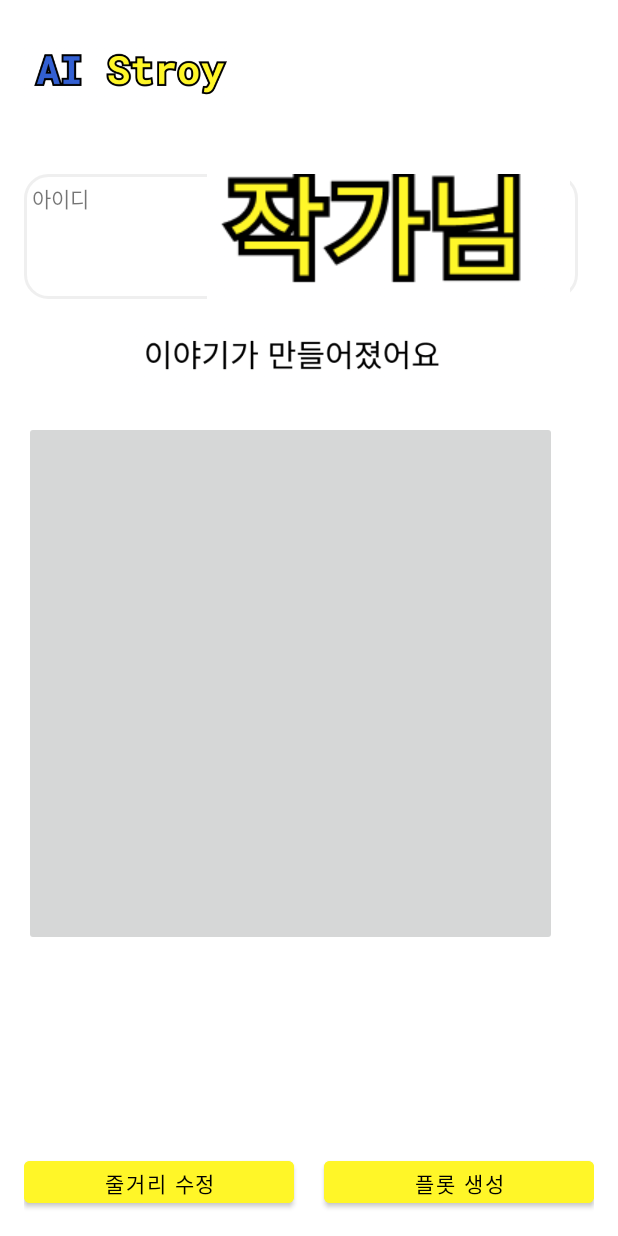
After one commit to hyeon8314/AI_Story, an Android app: the layout first_version.xml on its own in the app's theme, with its tools: preview values and no code run, on a phone screen of 412 x 824 dp. The commit adds this screen. Run offline under Robolectric (Android 15) with nearby library versions, the phone set to English and light mode, and no system bars.

Commit message:
add plot.xml, first_version.xml

```diff
--- /dev/null
+++ b/app/src/main/res/drawable/plot_edit.xml
@@ -0,0 +1,9 @@
+<?xml version="1.0" encoding="utf-8"?>
+<selector xmlns:android="http://schemas.android.com/apk/res/android">
+    <View
+        android:layout_width="269dp"
+        android:layout_height="230dp"
+        android:background="#efeeee">
+    </View>
+
+</selector>
--- /dev/null
+++ b/app/src/main/res/layout/first_version.xml
@@ -0,0 +1,94 @@
+<?xml version="1.0" encoding="utf-8"?>
+<androidx.constraintlayout.widget.ConstraintLayout
+    xmlns:android="http://schemas.android.com/apk/res/android"
+    xmlns:app="http://schemas.android.com/apk/res-auto"
+    xmlns:tools="http://schemas.android.com/tools"
+    android:layout_width="match_parent"
+    android:layout_height="match_parent">
+
+    <LinearLayout
+        android:id="@+id/linearLayout2"
+        android:layout_width="match_parent"
+        android:layout_height="wrap_content"
+        android:orientation="horizontal"
+        android:gravity="center_vertical"
+        app:layout_constraintTop_toTopOf="parent"
+        app:layout_constraintStart_toStartOf="parent"
+        app:layout_constraintEnd_toEndOf="parent"
+        android:padding="16dp">
+
+        <ImageView
+            android:id="@+id/logo"
+            android:layout_width="140dp"
+            android:layout_height="68dp"
+            android:layout_marginEnd="8dp"
+            app:srcCompat="@drawable/main_logo" />
+
+    </LinearLayout>
+
+    <LinearLayout
+        android:layout_width="0dp"
+        android:layout_height="0dp"
+        android:orientation="vertical"
+        app:layout_constraintTop_toBottomOf="@id/linearLayout2"
+        app:layout_constraintStart_toStartOf="parent"
+        app:layout_constraintEnd_toEndOf="parent"
+        app:layout_constraintBottom_toTopOf="@+id/linearLayout_buttons"
+        android:padding="16dp">
+
+        <TextView
+            android:id="@+id/user_name"
+            android:layout_width="369dp"
+            android:layout_height="83dp"
+            android:background="@drawable/edit_background"
+            android:drawableRight="@drawable/author"
+            android:padding="5dp"
+            android:text="아이디" />
+
+        <ImageView
+            android:layout_width="349dp"
+            android:layout_height="50dp"
+            android:layout_marginTop="16dp"
+            app:srcCompat="@drawable/story_create" />
+
+        <ImageButton
+            android:id="@+id/imageButton"
+            android:layout_width="355dp"
+            android:layout_height="350dp"
+            android:layout_marginTop="15dp"
+            android:layout_marginBottom="15dp"
+            app:srcCompat="@drawable/plot_edit" />
+    </LinearLayout>
+
+
+    <LinearLayout
+        android:id="@+id/linearLayout_buttons"
+        android:layout_width="match_parent"
+        android:layout_height="wrap_content"
+        android:gravity="center"
+        android:orientation="horizontal"
+        app:layout_constraintBottom_toBottomOf="parent"
+        android:layout_margin="16dp">
+
+        <Button
+            android:id="@+id/plot_edit"
+            android:layout_width="0dp"
+            android:layout_height="40dp"
+            android:layout_marginEnd="10dp"
+            android:layout_weight="1"
+            android:backgroundTint="#fff628"
+            android:text="줄거리 수정"
+            android:textColor="#000000" />
+
+        <Button
+            android:id="@+id/plot_create"
+            android:layout_width="0dp"
+            android:layout_height="40dp"
+            android:layout_marginStart="10dp"
+            android:layout_weight="1"
+            android:backgroundTint="#fff628"
+            android:text="플롯 생성"
+            android:textColor="#000000" />
+    </LinearLayout>
+
+</androidx.constraintlayout.widget.ConstraintLayout>
--- a/app/src/main/res/layout/home.xml
+++ b/app/src/main/res/layout/home.xml
@@ -71,7 +71,7 @@
                 android:backgroundTint="#fff628"
                 android:text="@string/login"
                 android:textColor="#000000"
-                app:layout_constraintEnd_toStartOf="@+id/Sign_btn"
+                app:layout_constraintEnd_toStartOf="@+id/signUp_btn"
                 app:layout_constraintTop_toBottomOf="@+id/user_profile" />
 
             <Space
@@ -79,7 +79,7 @@
                 android:layout_height="30dp" />
 
             <Button
-                android:id="@+id/Sign_btn"
+                android:id="@+id/signUp_btn"
                 android:layout_width="0dp"
                 android:layout_height="40dp"
                 android:layout_weight="1"
--- a/app/src/main/res/layout/info.xml
+++ b/app/src/main/res/layout/info.xml
@@ -34,7 +34,6 @@
         app:layout_constraintVertical_bias="0.384">
 
         <ImageView
-            android:id="@+id/guide"
             android:layout_width="match_parent"
             android:layout_height="55dp"
             android:layout_marginTop="0dp"
@@ -105,7 +104,7 @@
             android:textStyle="bold" />
 
         <Button
-            android:id="@+id/story_write"
+            android:id="@+id/my_book"
             android:layout_width="149dp"
             android:layout_height="43dp"
             android:layout_gravity="center"
--- a/app/src/main/res/layout/login.xml
+++ b/app/src/main/res/layout/login.xml
@@ -76,7 +76,7 @@
                 android:textColor="#000000" />
 
             <Button
-                android:id="@+id/Sign_btn"
+                android:id="@+id/signUp_btn"
                 android:layout_width="0dp"
                 android:layout_height="40dp"
                 android:layout_marginStart="10dp"
--- a/app/src/main/res/layout/login_home.xml
+++ b/app/src/main/res/layout/login_home.xml
@@ -114,9 +114,9 @@
         </LinearLayout>
 
         <Button
-            android:id="@+id/story_write"
+            android:id="@+id/my_book"
             android:layout_width="200dp"
-            android:layout_height="48dp"
+            android:layout_height="37dp"
             android:layout_gravity="center"
             android:layout_marginTop="60dp"
             android:backgroundTint="#d9d9d9"
```
Also changed, not shown: app/src/main/res/layout/plot.xml (added, +64 -0 lines), app/src/main/res/values/strings.xml (+21 -17 lines), app/src/main/res/drawable/story_create.png (added), app/src/main/res/drawable/story_idea.png (added).
